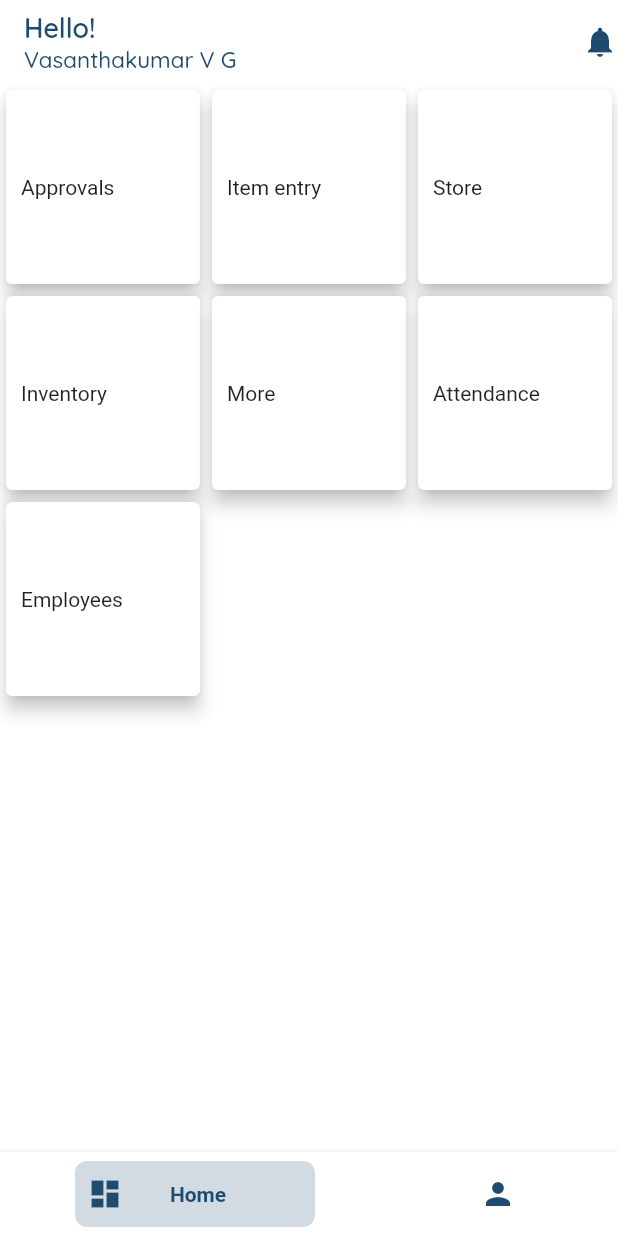
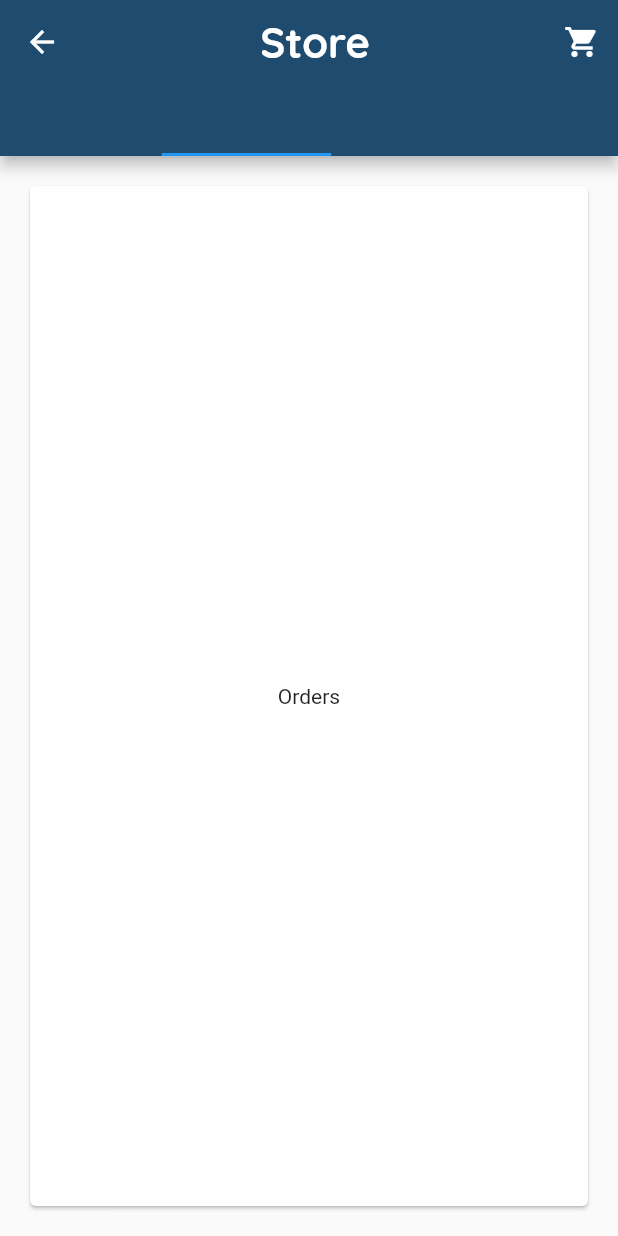
Before and after one commit to sri1sri/B-Connect, a Flutter app: the screen it shows once a user with an empty profile is signed in, after a tap on "Store", on a phone screen of 412 x 824 dp. Run offline on Flutter 3.47's test engine with Material 2 defaults, Android fonts, the phone set to English and light mode, and no system bars; our stand-ins replace cloud_firestore, firebase_auth, flutter_offline; missing offline and left inert: dart:ffi; accounts and stored records are empty.

Commit message:
Stote and cart screen

```diff
--- a/lib/common_variables/app_colors.dart
+++ b/lib/common_variables/app_colors.dart
@@ -3,10 +3,6 @@ import 'package:flutter/material.dart';
 
 var backgroundColor = Color(0xFF1F4B6E);
 var subBackgroundColor = Colors.greenAccent;
-
-
-var topNavigationBackgroundColor = Color(0xFF1F4B6E);
-var bottomNavigationBackgroundColor = Colors.greenAccent;
 
 
 var bigTitleColor = Colors.greenAccent;
@@ -26,3 +22,4 @@ var inActiveButtonTextColor = Colors.black54;
 
 var activeButtonBackgroundColor = Color(0xFF1F4B6E);
 var inActiveButtonBackgroundColor = Colors.black12;
+var removeButtonBackgroundColor = Colors.deepOrange;
--- a/lib/common_variables/app_fonts.dart
+++ b/lib/common_variables/app_fonts.dart
@@ -6,26 +6,34 @@ var bigTitleStyle = TextStyle(
     color: Color(0xFF1F4B6E),
     fontFamily: 'Quicksand',
     fontWeight: FontWeight.w900,
-    fontSize: 28.0);
+    fontSize: 30.0);
 var titleStyle = TextStyle(
     color: Color(0xFF1F4B6E),
     fontFamily: 'Quicksand',
     fontWeight: FontWeight.w700,
-    fontSize: 23.0);
+    fontSize: 30.0);
 var subTitleStyle = TextStyle(
     color: Color(0xFF1F4B6E),
     fontFamily: 'Quicksand',
     fontWeight: FontWeight.w600,
-    fontSize: 18.0);
+    fontSize: 25.0);
 var descriptionStyle = TextStyle(
     color: Color(0xFF1F4B6E),
     fontFamily: 'Quicksand',
     fontWeight: FontWeight.w500,
-    fontSize: 15.0);
-
-
+    fontSize: 17.0);
+var descriptionStyleDark = TextStyle(
+    color: Colors.black,
+    fontFamily: 'Quicksand',
+    fontWeight: FontWeight.w500,
+    fontSize: 17.0);
 var activeSubTitleStyle = TextStyle(
     color: Colors.white,
     fontFamily: 'Quicksand',
     fontWeight: FontWeight.w600,
     fontSize: 22.0);
+var titleStylelight = TextStyle(
+    color: Colors.white,
+    fontFamily: 'Quicksand',
+    fontWeight: FontWeight.w700,
+    fontSize: 28.0);
--- a/lib/home_screens/dashboard.dart
+++ b/lib/home_screens/dashboard.dart
@@ -8,7 +8,7 @@ import 'package:bhavani_connect/firebase/database.dart';
 import 'package:flutter/cupertino.dart';
 import 'package:flutter/material.dart';
 import 'package:provider/provider.dart';
-
+import 'package:bhavani_connect/home_screens/store_screen.dart';
 import 'manage_employees/manage_employees_page.dart';
 
 class Dashboard extends StatelessWidget {
@@ -50,7 +50,7 @@ class _F_DashboardState extends State<F_Dashboard> {
   @override
   Widget _buildContent(BuildContext context) {
     var features = ["Approvals","Item entry","Store","Inventory","More","Attendance","Employees"];
-    List<IconData> F_icons=[Icons.touch_app,Icons.note_add,Icons.store,Icons.dashboard,Icons.people,Icons.pan_tool];
+    List<IconData> F_icons=[Icons.touch_app,Icons.note_add,Icons.store,Icons.dashboard,Icons.people,Icons.pan_tool,Icons.account_circle];
     var myGridView = new GridView.builder(
 
       itemCount: features.length,
@@ -60,10 +60,15 @@ class _F_DashboardState extends State<F_Dashboard> {
           child: new Card(
             elevation: 5.0,
             child: new Container(
-              alignment: Alignment.centerLeft,
-              margin: new EdgeInsets.only(top: 10.0, bottom: 10.0,left: 10.0),
-              child: new Text(features[index]),
+              alignment: Alignment.center,
+              margin: new EdgeInsets.only(top: 30.0, bottom: 10.0,left: 10.0,right: 10.0),
+              child: new Column(
+                children: <Widget>[
+                  new Icon(F_icons[index],size: 50,color: backgroundColor,),
+                  new Text( features[index],style: descriptionStyle,),
 
+                ],
+              ),
             ),
           ),
           onTap: () {
@@ -78,8 +83,20 @@ class _F_DashboardState extends State<F_Dashboard> {
                 );
               }
               break;
-              default: {}
-              break;
+                case 'Store': {
+                  Navigator.of(context).push(
+                    MaterialPageRoute<void>(
+                      fullscreenDialog: true,
+                      builder: (context) => MrTabs(),
+                      //hi da macha
+                    ),
+                  );
+                }
+                break;
+                default: {}
+                break;
+
+
             }
 //            showDialog(
 //                barrierDismissible: false,
--- /dev/null
+++ b/lib/home_screens/store_screen.dart
@@ -0,0 +1,121 @@
+import 'package:bhavani_connect/common_variables/app_fonts.dart';
+import 'package:bhavani_connect/home_screens/cart.dart';
+import 'package:flutter/material.dart';
+
+//Our Category Data Object
+class Category {
+  const Category({ this.name});
+  final String name;
+
+}
+
+// List of Category Data objects.
+const List<Category> categories = <Category>[
+  Category(name: 'Orders',),
+  Category(name: 'Items'),
+
+];
+
+// Our MrTabs class.
+//Will build and return our app structure.
+class MrTabs extends StatelessWidget {
+  @override
+  Widget build(BuildContext context) {
+    TextStyle label = new TextStyle(
+        color: Color(0xFF1F4B6E),
+        fontFamily: 'Quicksand',
+        fontWeight: FontWeight.w600,
+        fontSize: 25.0
+
+    );
+    TextStyle unselectedLabel = new TextStyle(
+        color: Color(0xFF1F4B6E),
+        fontFamily: 'Quicksand',
+        fontWeight: FontWeight.w500,
+        fontSize: 20.0
+    );
+    return new MaterialApp(
+      debugShowCheckedModeBanner: false,
+      home: new DefaultTabController(
+        length: categories.length,
+        child: new Scaffold(
+          appBar: new AppBar(
+
+            backgroundColor: Color(0xFF1F4B6E),
+            title: Center(child:Text('Store',style: titleStylelight,)),
+            bottom: new TabBar(
+              labelStyle: label,
+              unselectedLabelStyle: unselectedLabel,
+              isScrollable: true,
+              tabs: categories.map((Category choice) {
+                return new Tab(
+                  text: choice.name,
+
+                );
+              }).toList(),
+            ),
+              leading: IconButton(icon:Icon(Icons.arrow_back),
+                onPressed:() => Navigator.pop(context, false),
+              ),
+            actions: <Widget>[
+              IconButton(
+                icon: Icon(
+                  Icons.shopping_cart,
+                  color: Colors.white,
+                ),
+                onPressed: () =>_goToPage(context, CartPage()),
+                  // do something
+              )
+            ],
+          ),
+          body: new TabBarView(
+            children: categories.map((Category choice) {
+              return new Padding(
+                padding: const EdgeInsets.all(16.0),
+                child: new CategoryCard(choice: choice),
+              );
+            }).toList(),
+          ),
+        ),
+      ),
+      //theme: new ThemeData(primaryColor: Colors.deepOrange),
+    );
+  }
+}
+
+// Our CategoryCard data object
+class CategoryCard extends StatelessWidget {
+  const CategoryCard({ Key key, this.choice }) : super(key: key);
+  final Category choice;
+
+  //build and return our card with icon and text
+  @override
+  Widget build(BuildContext context) {
+
+    return new Card(
+      color: Colors.white,
+      child: new Center(
+        child: new Column(
+          mainAxisSize: MainAxisSize.min,
+          crossAxisAlignment: CrossAxisAlignment.center,
+          children: <Widget>[
+
+            new Text(choice.name, ),
+          ],
+        ),
+      ),
+    );
+
+  }
+
+}
+void _goToPage(BuildContext context, Widget page) {
+  Navigator.of(context).push(
+    MaterialPageRoute<void>(
+      fullscreenDialog: true,
+      builder: (context) => page,
+    ),
+  );
+}
+
+// Our main method
```
Also changed, not shown: lib/home_screens/cart.dart (added, +171 -0 lines), 2 other files.
